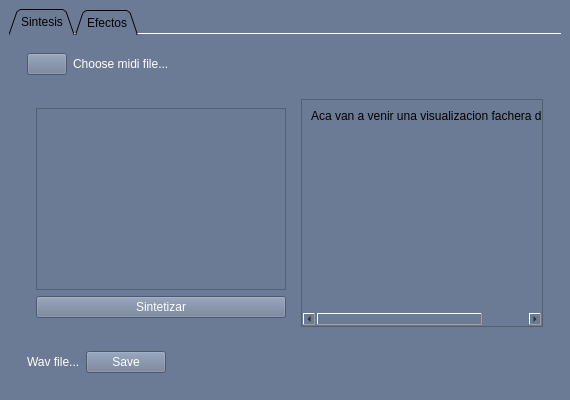
Before: the Qt Designer form ProgramaPrincipal/FrontEnd/designer/main_window.ui in grupo-1-ASSD-E2/ASSD-TP2, drawn with Qt 5.
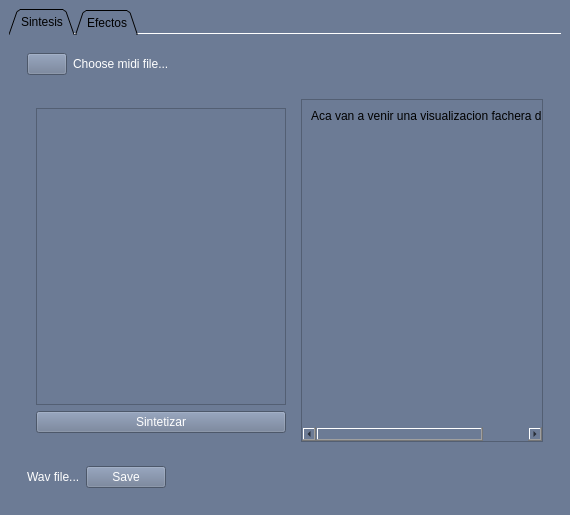
After: the same form once the commit is applied. Icons and pictures are not drawn. Custom widgets are drawn as their Qt base class.

```diff
--- a/ProgramaPrincipal/FrontEnd/designer/main_window.ui
+++ b/ProgramaPrincipal/FrontEnd/designer/main_window.ui
@@ -7,7 +7,7 @@
     <x>0</x>
     <y>0</y>
     <width>570</width>
-    <height>400</height>
+    <height>515</height>
    </rect>
   </property>
   <property name="windowTitle">
@@ -106,7 +106,7 @@
         <item>
          <widget class="QWidget" name="view_zone" native="true">
           <property name="sizePolicy">
-           <sizepolicy hsizetype="Preferred" vsizetype="Maximum">
+           <sizepolicy hsizetype="Preferred" vsizetype="Minimum">
             <horstretch>0</horstretch>
             <verstretch>0</verstretch>
            </sizepolicy>
@@ -141,7 +141,7 @@
                    <x>0</x>
                    <y>0</y>
                    <width>248</width>
-                   <height>180</height>
+                   <height>296</height>
                   </rect>
                  </property>
                  <layout class="QVBoxLayout" name="verticalLayout">
@@ -207,7 +207,7 @@
                 <x>0</x>
                 <y>0</y>
                 <width>274</width>
-                <height>210</height>
+                <height>326</height>
                </rect>
               </property>
               <layout class="QVBoxLayout" name="verticalLayout_3">
@@ -240,6 +240,18 @@
         </item>
         <item>
          <widget class="QWidget" name="buttom" native="true">
+          <property name="sizePolicy">
+           <sizepolicy hsizetype="Preferred" vsizetype="Maximum">
+            <horstretch>0</horstretch>
+            <verstretch>0</verstretch>
+           </sizepolicy>
+          </property>
+          <property name="maximumSize">
+           <size>
+            <width>16777215</width>
+            <height>50</height>
+           </size>
+          </property>
           <layout class="QHBoxLayout" name="horizontalLayout_2">
            <item>
             <widget class="QLabel" name="wav_file">
```
Left out of the diff: 12 changed lines with no effect on the pictures.
